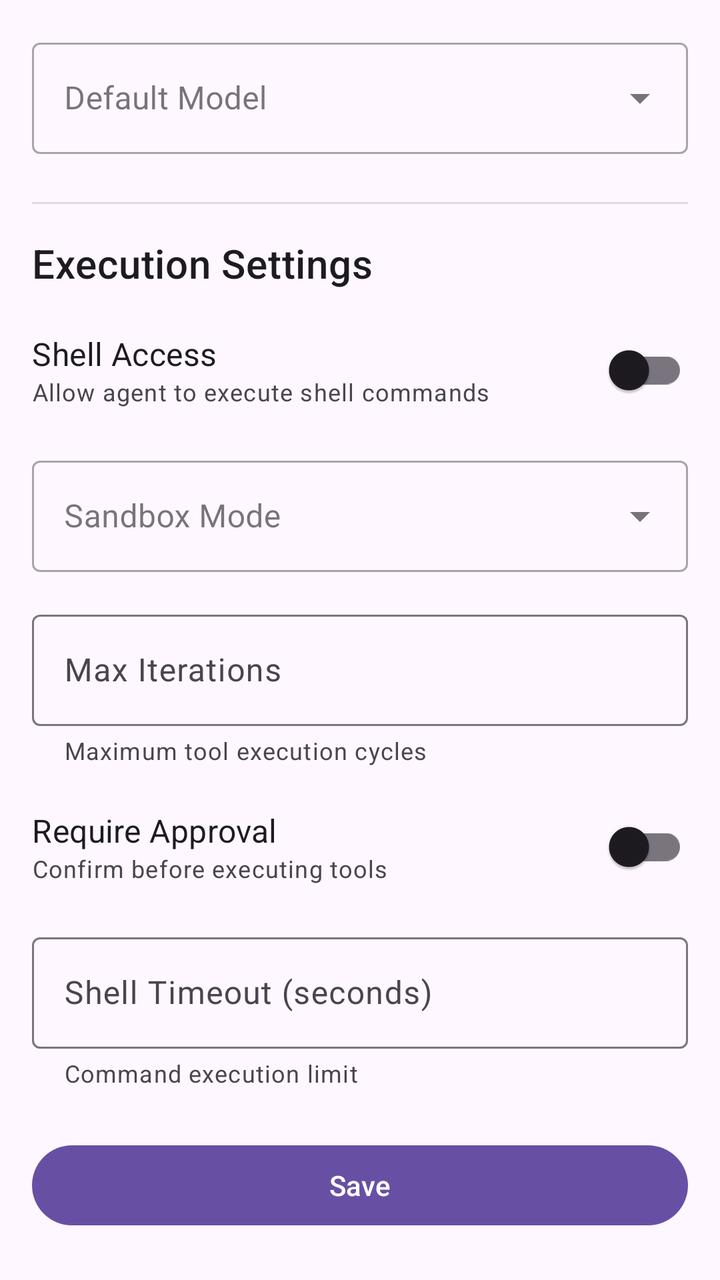
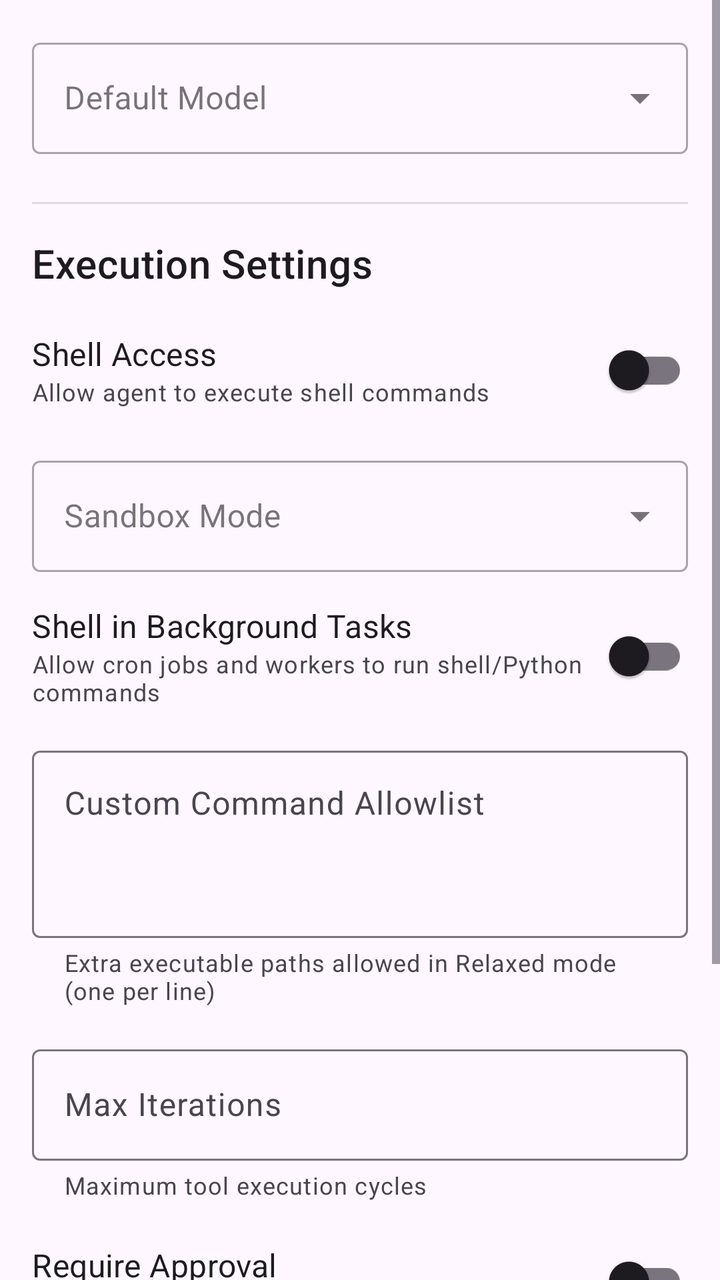

Before-and-after screenshots of an Android layout around one commit, followed by the original layout XML and the change that was made.
<!-- AndroidManifest.xml: application theme Theme.DroidClaw -->
<!-- res/layout/fragment_agent_settings.xml -->
<?xml version="1.0" encoding="utf-8"?>
<ScrollView xmlns:android="http://schemas.android.com/apk/res/android"
    xmlns:app="http://schemas.android.com/apk/res-auto"
    android:layout_width="match_parent"
    android:layout_height="match_parent"
    android:fillViewport="true">

    <LinearLayout
        android:layout_width="match_parent"
        android:layout_height="wrap_content"
        android:orientation="vertical"
        android:padding="16dp">

        
        <com.google.android.material.textfield.TextInputLayout
            style="@style/Widget.MaterialComponents.TextInputLayout.OutlinedBox.ExposedDropdownMenu"
            android:layout_width="match_parent"
            android:layout_height="wrap_content"
            android:layout_marginBottom="24dp"
            android:hint="@string/agent_default_model"
            app:boxBackgroundMode="outline">

            <AutoCompleteTextView
                android:id="@+id/dropdown_default_model"
                android:layout_width="match_parent"
                android:layout_height="wrap_content"
                android:inputType="none" />

        </com.google.android.material.textfield.TextInputLayout>

        
        <View
            android:layout_width="match_parent"
            android:layout_height="1dp"
            android:layout_marginBottom="8dp"
            android:background="?android:attr/listDivider" />

        
        <TextView
            android:layout_width="wrap_content"
            android:layout_height="wrap_content"
            android:text="@string/agent_execution_settings"
            android:textAppearance="?attr/textAppearanceHeadline6"
            android:layout_marginTop="8dp"
            android:layout_marginBottom="16dp" />

        
        <LinearLayout
            android:layout_width="match_parent"
            android:layout_height="wrap_content"
            android:orientation="horizontal"
            android:gravity="center_vertical"
            android:layout_marginBottom="16dp">

            <LinearLayout
                android:layout_width="0dp"
                android:layout_height="wrap_content"
                android:layout_weight="1"
                android:orientation="vertical">

                <TextView
                    android:layout_width="wrap_content"
                    android:layout_height="wrap_content"
                    android:text="@string/shell_access"
                    android:textAppearance="?attr/textAppearanceSubtitle1" />

                <TextView
                    android:layout_width="wrap_content"
                    android:layout_height="wrap_content"
                    android:text="@string/shell_access_description"
                    android:textAppearance="?attr/textAppearanceCaption"
                    android:textColor="?android:attr/textColorSecondary" />

            </LinearLayout>

            <com.google.android.material.switchmaterial.SwitchMaterial
                android:id="@+id/switch_shell_access"
                android:layout_width="wrap_content"
                android:layout_height="wrap_content" />

        </LinearLayout>

        
        <com.google.android.material.textfield.TextInputLayout
            style="@style/Widget.MaterialComponents.TextInputLayout.OutlinedBox.ExposedDropdownMenu"
            android:layout_width="match_parent"
            android:layout_height="wrap_content"
            android:layout_marginBottom="16dp"
            android:hint="@string/sandbox_mode"
            app:boxBackgroundMode="outline">

            <AutoCompleteTextView
                android:id="@+id/dropdown_sandbox_mode"
                android:layout_width="match_parent"
                android:layout_height="wrap_content"
                android:inputType="none" />

        </com.google.android.material.textfield.TextInputLayout>

        
        <com.google.android.material.textfield.TextInputLayout
            android:layout_width="match_parent"
            android:layout_height="wrap_content"
            android:layout_marginBottom="16dp"
            android:hint="@string/max_iterations"
            app:helperText="@string/max_iterations_description"
            app:boxBackgroundMode="outline">

            <com.google.android.material.textfield.TextInputEditText
                android:id="@+id/input_max_iterations"
                android:layout_width="match_parent"
                android:layout_height="wrap_content"
                android:inputType="number" />

        </com.google.android.material.textfield.TextInputLayout>

        
        <LinearLayout
            android:layout_width="match_parent"
            android:layout_height="wrap_content"
            android:orientation="horizontal"
            android:gravity="center_vertical"
            android:layout_marginBottom="16dp">

            <LinearLayout
                android:layout_width="0dp"
                android:layout_height="wrap_content"
                android:layout_weight="1"
                android:orientation="vertical">

                <TextView
                    android:layout_width="wrap_content"
                    android:layout_height="wrap_content"
                    android:text="@string/require_approval"
                    android:textAppearance="?attr/textAppearanceSubtitle1" />

                <TextView
                    android:layout_width="wrap_content"
                    android:layout_height="wrap_content"
                    android:text="@string/require_approval_description"
                    android:textAppearance="?attr/textAppearanceCaption"
                    android:textColor="?android:attr/textColorSecondary" />

            </LinearLayout>

            <com.google.android.material.switchmaterial.SwitchMaterial
                android:id="@+id/switch_require_approval"
                android:layout_width="wrap_content"
                android:layout_height="wrap_content" />

        </LinearLayout>

        
        <com.google.android.material.textfield.TextInputLayout
            android:layout_width="match_parent"
            android:layout_height="wrap_content"
            android:layout_marginBottom="24dp"
            android:hint="@string/shell_timeout"
            app:helperText="@string/shell_timeout_description"
            app:boxBackgroundMode="outline">

            <com.google.android.material.textfield.TextInputEditText
                android:id="@+id/input_shell_timeout"
                android:layout_width="match_parent"
                android:layout_height="wrap_content"
                android:inputType="number" />

        </com.google.android.material.textfield.TextInputLayout>

        
        <com.google.android.material.button.MaterialButton
            android:id="@+id/button_save"
            android:layout_width="match_parent"
            android:layout_height="wrap_content"
            android:text="@string/save" />

    </LinearLayout>

</ScrollView>
<!-- resources referenced by this layout -->
<resources>
  <string name="agent_default_model">Default Model</string>
  <string name="agent_execution_settings">Execution Settings</string>
  <string name="max_iterations">Max Iterations</string>
  <string name="max_iterations_description">Maximum tool execution cycles</string>
  <string name="require_approval">Require Approval</string>
  <string name="require_approval_description">Confirm before executing tools</string>
  <string name="sandbox_mode">Sandbox Mode</string>
  <string name="save">Save</string>
  <string name="shell_access">Shell Access</string>
  <string name="shell_access_description">Allow agent to execute shell commands</string>
  <string name="shell_timeout">Shell Timeout (seconds)</string>
  <string name="shell_timeout_description">Command execution limit</string>
  <style name="Theme.DroidClaw" parent="Base.Theme.DroidClaw" />
  <style name="Base.Theme.DroidClaw" parent="Theme.Material3.DayNight">
          <item name="windowActionBar">false</item>
          <item name="windowNoTitle">true</item>
          
          <item name="android:windowOptOutEdgeToEdgeEnforcement" tools:targetApi="35">true</item>
          
          <item name="android:statusBarColor">?android:attr/colorBackground</item>
          
          <item name="android:windowLightStatusBar" tools:targetApi="23">true</item>
          
          
      </style>
</resources>

<!-- the commit's change to res/layout/fragment_agent_settings.xml (unified diff, before → after) -->
@@ -98,6 +98,61 @@
         </com.google.android.material.textfield.TextInputLayout>
 
         
+        <LinearLayout
+            android:layout_width="match_parent"
+            android:layout_height="wrap_content"
+            android:orientation="horizontal"
+            android:gravity="center_vertical"
+            android:layout_marginBottom="16dp">
+
+            <LinearLayout
+                android:layout_width="0dp"
+                android:layout_height="wrap_content"
+                android:layout_weight="1"
+                android:orientation="vertical">
+
+                <TextView
+                    android:layout_width="wrap_content"
+                    android:layout_height="wrap_content"
+                    android:text="@string/background_shell_access"
+                    android:textAppearance="?attr/textAppearanceSubtitle1" />
+
+                <TextView
+                    android:layout_width="wrap_content"
+                    android:layout_height="wrap_content"
+                    android:text="@string/background_shell_access_description"
+                    android:textAppearance="?attr/textAppearanceCaption"
+                    android:textColor="?android:attr/textColorSecondary" />
+
+            </LinearLayout>
+
+            <com.google.android.material.switchmaterial.SwitchMaterial
+                android:id="@+id/switch_background_shell_access"
+                android:layout_width="wrap_content"
+                android:layout_height="wrap_content" />
+
+        </LinearLayout>
+
+        
+        <com.google.android.material.textfield.TextInputLayout
+            android:layout_width="match_parent"
+            android:layout_height="wrap_content"
+            android:layout_marginBottom="16dp"
+            android:hint="@string/custom_allowlist"
+            app:helperText="@string/custom_allowlist_description"
+            app:boxBackgroundMode="outline">
+
+            <com.google.android.material.textfield.TextInputEditText
+                android:id="@+id/input_custom_allowlist"
+                android:layout_width="match_parent"
+                android:layout_height="wrap_content"
+                android:minLines="3"
+                android:gravity="top"
+                android:inputType="textMultiLine" />
+
+        </com.google.android.material.textfield.TextInputLayout>
+
+        
         <com.google.android.material.textfield.TextInputLayout
             android:layout_width="match_parent"
             android:layout_height="wrap_content"
<!-- resource entries referenced after the edit -->
@@ -2,6 +2,10 @@
 <resources>
   <string name="agent_default_model">Default Model</string>
   <string name="agent_execution_settings">Execution Settings</string>
+  <string name="background_shell_access">Shell in Background Tasks</string>
+  <string name="background_shell_access_description">Allow cron jobs and workers to run shell/Python commands</string>
+  <string name="custom_allowlist">Custom Command Allowlist</string>
+  <string name="custom_allowlist_description">Extra executable paths allowed in Relaxed mode (one per line)</string>
   <string name="max_iterations">Max Iterations</string>
   <string name="max_iterations_description">Maximum tool execution cycles</string>
   <string name="require_approval">Require Approval</string>
